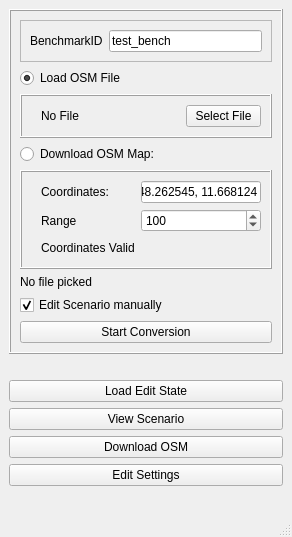
The window that crmapconverter/osm2cr/converter_modules/gui_modules/GUI_resources/start_window.ui (CommonRoad/commonroad-scenario-designer) describes before a commit, drawn with Qt 5.
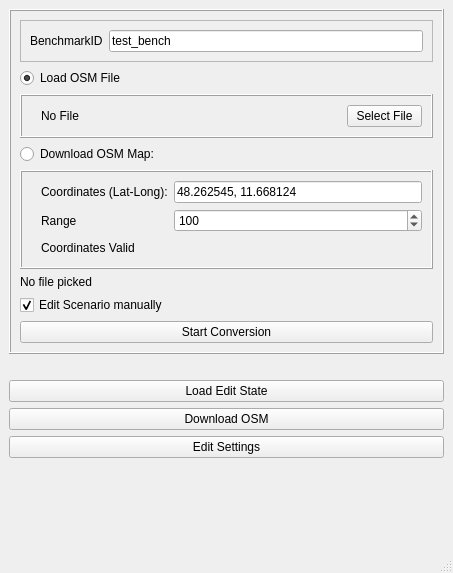
The same window after the commit.

The edit to the form file:
```diff
--- a/crmapconverter/osm2cr/converter_modules/gui_modules/GUI_resources/start_window.ui
+++ b/crmapconverter/osm2cr/converter_modules/gui_modules/GUI_resources/start_window.ui
@@ -6,8 +6,8 @@
    <rect>
     <x>0</x>
     <y>0</y>
-    <width>287</width>
-    <height>537</height>
+    <width>453</width>
+    <height>573</height>
    </rect>
   </property>
   <property name="windowTitle">
@@ -56,7 +56,7 @@
           <item row="0" column="1">
            <widget class="QLabel" name="label_3">
             <property name="text">
-             <string>Coordinates:</string>
+             <string>Coordinates (Lat-Long):</string>
             </property>
            </widget>
           </item>
@@ -239,7 +239,7 @@
       </layout>
      </widget>
     </item>
-    <item row="9" column="0">
+    <item row="8" column="0">
      <spacer name="verticalSpacer">
       <property name="orientation">
        <enum>Qt::Vertical</enum>
@@ -279,16 +279,6 @@
      </spacer>
     </item>
     <item row="6" column="0">
-     <widget class="QPushButton" name="b_view_scenario">
-      <property name="toolTip">
-       <string>View plot of a CR scenario</string>
-      </property>
-      <property name="text">
-       <string>View Scenario</string>
-      </property>
-     </widget>
-    </item>
-    <item row="7" column="0">
      <widget class="QPushButton" name="b_download">
       <property name="toolTip">
        <string>Download the selected Region as OSM map</string>
@@ -298,7 +288,7 @@
       </property>
      </widget>
     </item>
-    <item row="8" column="0">
+    <item row="7" column="0">
      <widget class="QPushButton" name="b_settings">
       <property name="toolTip">
        <string/>
```
Left out of the diff: 4 changed lines with no effect on the pictures.
